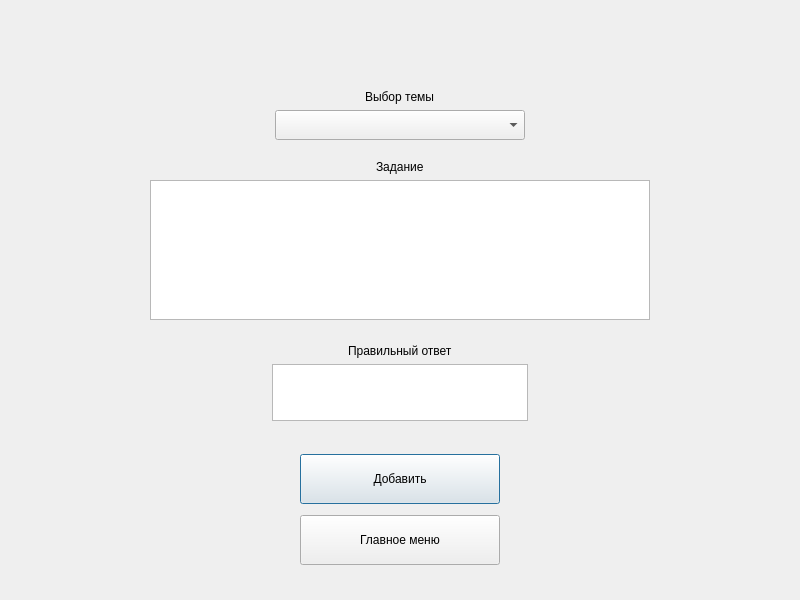
Old version of the form addtaskwindow.ui in the repository icspero/3-semester-CourseWork_Client.
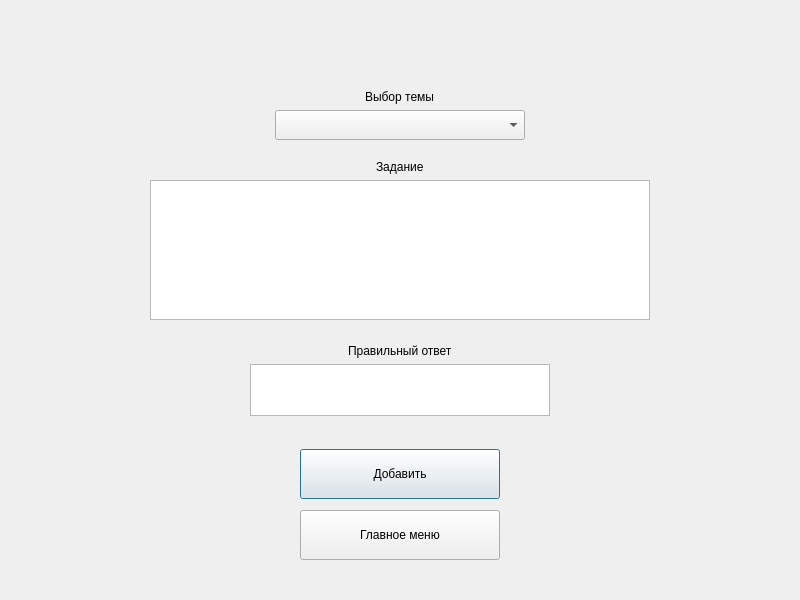
New version of the form.

Patch:
```diff
--- a/addtaskwindow.ui
+++ b/addtaskwindow.ui
@@ -115,6 +115,18 @@
       </item>
       <item alignment="Qt::AlignHCenter">
        <widget class="QWidget" name="widget_3" native="true">
+        <property name="sizePolicy">
+         <sizepolicy hsizetype="Fixed" vsizetype="Preferred">
+          <horstretch>0</horstretch>
+          <verstretch>0</verstretch>
+         </sizepolicy>
+        </property>
+        <property name="minimumSize">
+         <size>
+          <width>80</width>
+          <height>0</height>
+         </size>
+        </property>
         <layout class="QVBoxLayout" name="verticalLayout_5">
          <item alignment="Qt::AlignHCenter">
           <widget class="QLabel" name="label_3">
@@ -142,8 +154,8 @@
            </property>
            <property name="minimumSize">
             <size>
-             <width>50</width>
-             <height>20</height>
+             <width>300</width>
+             <height>25</height>
             </size>
            </property>
            <property name="font">
@@ -230,7 +242,7 @@
      <property name="sizeHint" stdset="0">
       <size>
        <width>20</width>
-       <height>15</height>
+       <height>20</height>
       </size>
      </property>
     </spacer>
```
